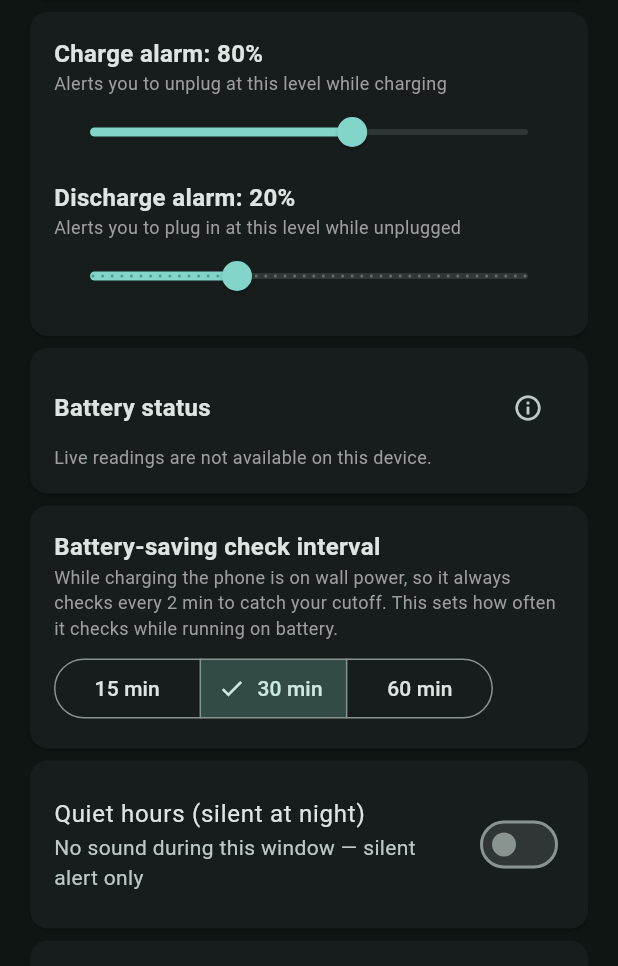
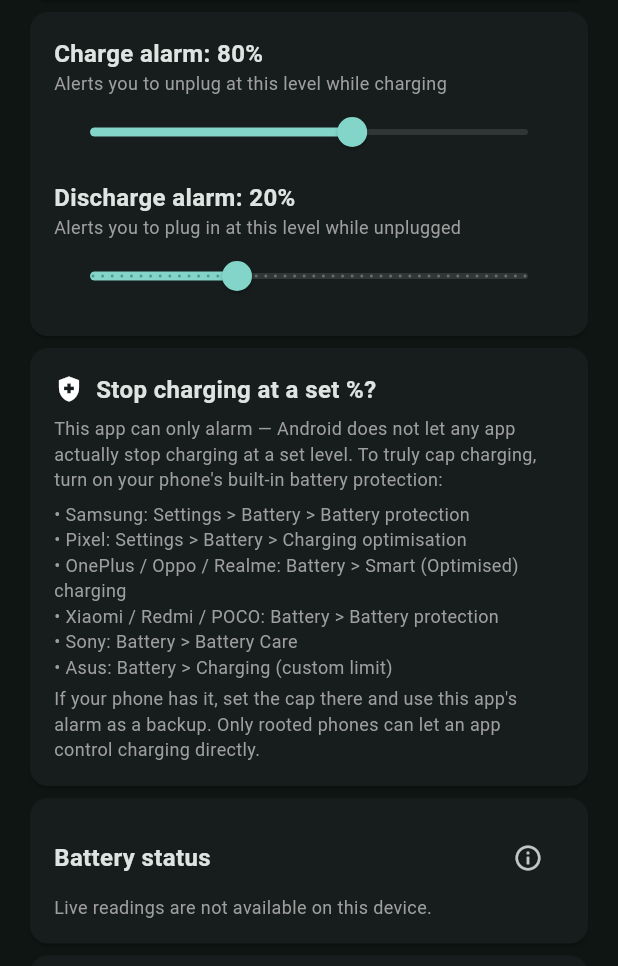
Before and after one commit to kskiranpub3-tech/battery-alarm-app, a Flutter app: the screen it shows after launch, on a phone screen of 412 x 824 dp, the part 270-1236 px from its top. Run offline on Flutter 3.47's test engine with Material 3 defaults, Android fonts, the phone set to English and light mode, and no system bars; our stand-ins replace battery_plus, flutter_local_notifications, google_mobile_ads, in_app_purchase, permission_handler, shared_preferences; missing offline and left inert: flutter_background_service; statements that could not run were skipped.

Commit message:
Add in-app guidance for OEM built-in battery protection / charge limit
The app can't cap charging (no Android API for it), so add a card explaining
this and listing where each major brand's built-in battery-protection
setting lives, plus a note that only rooted phones can control charging from
an app.

Co-Authored-By: Claude Opus 4.8 <noreply@anthropic.com>
Claude-Session: https://claude.ai/code/session_01582NrrY7Lsst7tEZtrnCtU

```diff
--- a/src/lib/main.dart
+++ b/src/lib/main.dart
@@ -396,6 +396,40 @@ class _HomeScreenState extends State<HomeScreen> with WidgetsBindingObserver {
               onChangeEnd: (_) => _commit(),
             ),
           ]),
+          _card([
+            Row(
+              children: const [
+                Icon(Icons.health_and_safety, size: 20),
+                SizedBox(width: 8),
+                Expanded(
+                    child: Text('Stop charging at a set %?', style: _label)),
+              ],
+            ),
+            const SizedBox(height: 6),
+            const Text(
+              'This app can only alarm — Android does not let any app actually '
+              'stop charging at a set level. To truly cap charging, turn on '
+              'your phone\'s built-in battery protection:',
+              style: _hint,
+            ),
+            const SizedBox(height: 6),
+            const Text(
+              '• Samsung: Settings > Battery > Battery protection\n'
+              '• Pixel: Settings > Battery > Charging optimisation\n'
+              '• OnePlus / Oppo / Realme: Battery > Smart (Optimised) charging\n'
+              '• Xiaomi / Redmi / POCO: Battery > Battery protection\n'
+              '• Sony: Battery > Battery Care\n'
+              '• Asus: Battery > Charging (custom limit)',
+              style: _hint,
+            ),
+            const SizedBox(height: 4),
+            const Text(
+              'If your phone has it, set the cap there and use this app\'s alarm '
+              'as a backup. Only rooted phones can let an app control charging '
+              'directly.',
+              style: _hint,
+            ),
+          ]),
           _buildStatusCard(),
           _card([
             const Text('Battery-saving check interval', style: _label),
```
